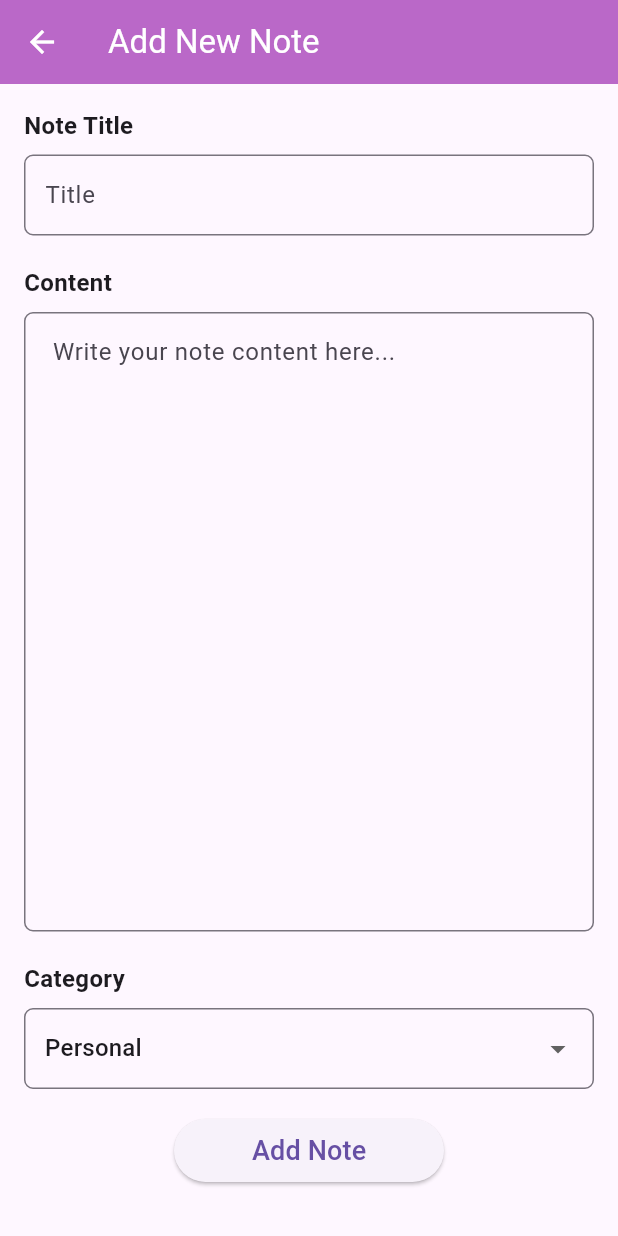
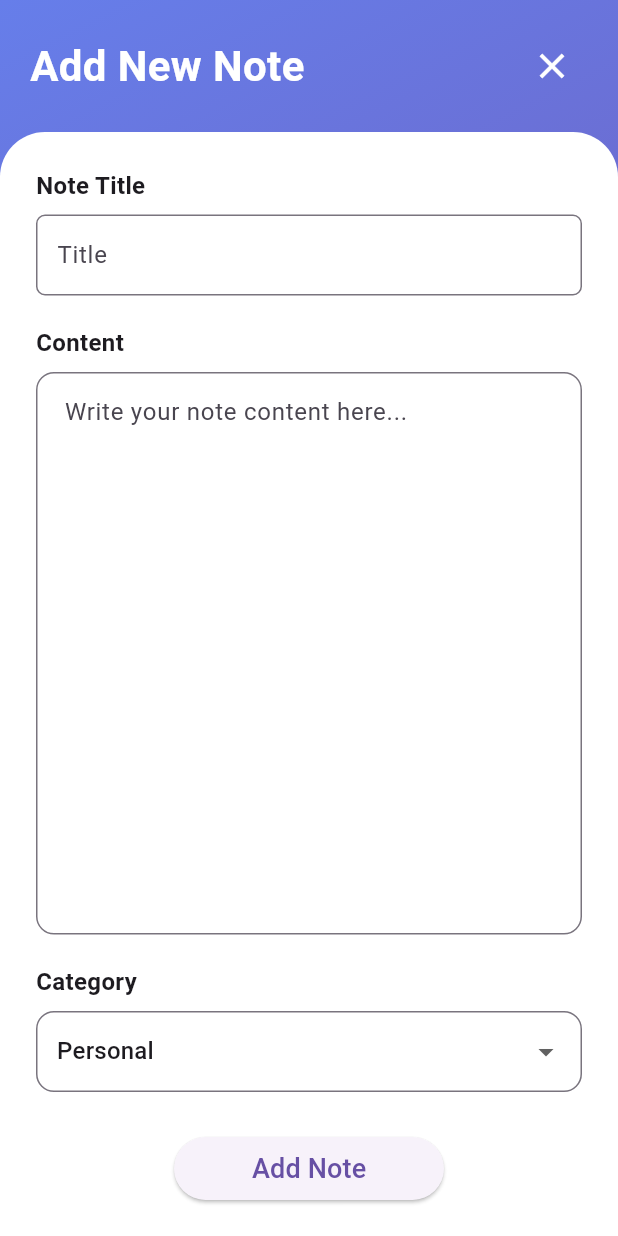
Before and after one commit to Chackooze/note-tasky-ver2, a Flutter app: the AddNoteScreen screen opened directly, on a phone screen of 412 x 824 dp. Run offline on Flutter 3.47's test engine with Material 3 defaults, Android fonts, the phone set to English and light mode, and no system bars; our stand-ins replace cloud_firestore, firebase_auth, firebase_core; accounts and stored records are empty.

Commit message:
add_note_screen.dart

```diff
--- a/lib/screens/add_note_screen.dart
+++ b/lib/screens/add_note_screen.dart
@@ -43,15 +43,55 @@ class _AddNoteScreenState extends State<AddNoteScreen> {
   @override
   Widget build(BuildContext context) {
     return Scaffold(
-      appBar: AppBar(
-        title: const Text('Add New Note'),
-        backgroundColor: Colors.purple[300],
-        foregroundColor: Colors.white,
+      body: Container(
+        decoration: const BoxDecoration(
+          gradient: LinearGradient(
+            begin: Alignment.topLeft,
+            end: Alignment.bottomRight,
+            colors: [
+              Color(0xFF667eea),
+              Color(0xFF764ba2),
+            ],
           ),
-      body: Form(
+        ),
+        child: SafeArea(
+          child: Column(
+            children: [
+              // Custom App Bar
+              Container(
+                padding: const EdgeInsets.all(20),
+                child: Row(
+                  mainAxisAlignment: MainAxisAlignment.spaceBetween,
+                  children: [
+                    const Text(
+                      'Add New Note',
+                      style: TextStyle(
+                        fontSize: 28,
+                        fontWeight: FontWeight.bold,
+                        color: Colors.white,
+                      ),
+                    ),
+                    IconButton(
+                      icon: const Icon(Icons.close, color: Colors.white, size: 28),
+                      onPressed: () => Navigator.pop(context),
+                    ),
+                  ],
+                ),
+              ),
+
+              Expanded(
+                child: Container(
+                  decoration: const BoxDecoration(
+                    color: Colors.white,
+                    borderRadius: BorderRadius.only(
+                      topLeft: Radius.circular(30),
+                      topRight: Radius.circular(30),
+                    ),
+                  ),
+                  child: Form(
                     key: _formKey,
                     child: Padding(
-          padding: const EdgeInsets.all(16.0),
+                      padding: const EdgeInsets.all(24.0),
                       child: Column(
                         crossAxisAlignment: CrossAxisAlignment.start,
                         children: [
@@ -66,7 +106,7 @@ class _AddNoteScreenState extends State<AddNoteScreen> {
                           CustomTextField(
                             hint: "Enter note title",
                             label: "Title",
-                controller: _titleController,
+                            controller: _titleController, prefixIcon: Icons.title, keyboardType: TextInputType.name, obscureText: false,
                           ),
 
                           const SizedBox(height: 20),
@@ -89,8 +129,12 @@ class _AddNoteScreenState extends State<AddNoteScreen> {
                                 hintText: "Write your note content here...",
                                 contentPadding: const EdgeInsets.all(15),
                                 border: OutlineInputBorder(
-                      borderRadius: BorderRadius.circular(6),
+                                  borderRadius: BorderRadius.circular(12),
                                   borderSide: const BorderSide(color: Colors.grey, width: 1),
+                                ),
+                                focusedBorder: OutlineInputBorder(
+                                  borderRadius: BorderRadius.circular(12),
+                                  borderSide: const BorderSide(color: Color(0xFF667eea), width: 2),
                                 ),
                               ),
                             ),
@@ -114,8 +158,12 @@ class _AddNoteScreenState extends State<AddNoteScreen> {
                                 horizontal: 10
                               ),
                               border: OutlineInputBorder(
-                    borderRadius: BorderRadius.circular(6),
+                                borderRadius: BorderRadius.circular(12),
                                 borderSide: const BorderSide(color: Colors.grey, width: 1),
+                              ),
+                              focusedBorder: OutlineInputBorder(
+                                borderRadius: BorderRadius.circular(12),
+                                borderSide: const BorderSide(color: Color(0xFF667eea), width: 2),
                               ),
                             ),
                             items: _categories.map((category) {
@@ -131,7 +179,7 @@ class _AddNoteScreenState extends State<AddNoteScreen> {
                             },
                           ),
 
-              const SizedBox(height: 20),
+                          const SizedBox(height: 30),
 
                           Center(
                             child: _isLoading
@@ -139,10 +187,20 @@ class _AddNoteScreenState extends State<AddNoteScreen> {
                                 : CustomButton(
                                     label: "Add Note",
                                     onPressed: _addNote,
+                                    gradient: const LinearGradient(
+                                      colors: [
+                                        Color(0xFF667eea),
+                                        Color(0xFF764ba2),
+                                      ],
                                     ),
                                   ),
-
-              const SizedBox(height: 20),
+                          ),
+                        ],
+                      ),
+                    ),
+                  ),
+                ),
+              ),
             ],
           ),
         ),
```
Lines whose indentation alone changed are shown as unchanged.
